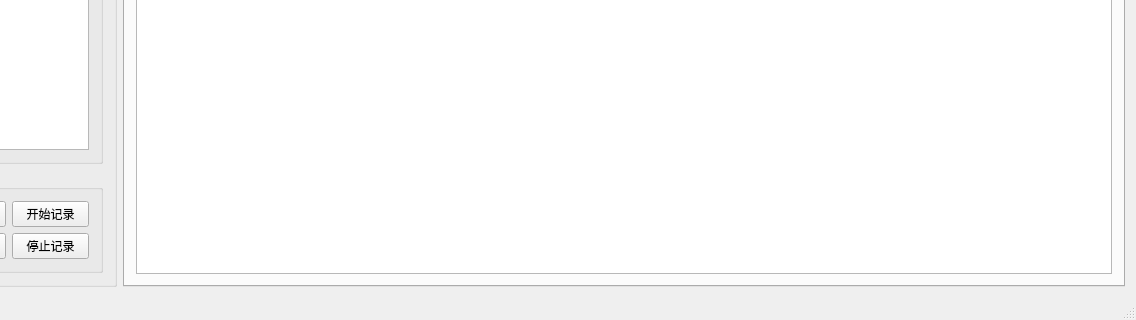
Old version of the form mainwindow.ui in the repository byteman/bullet; both pictures show x 194 to 1330 and y 437 to 757 of the 1330 by 757 pixel window.
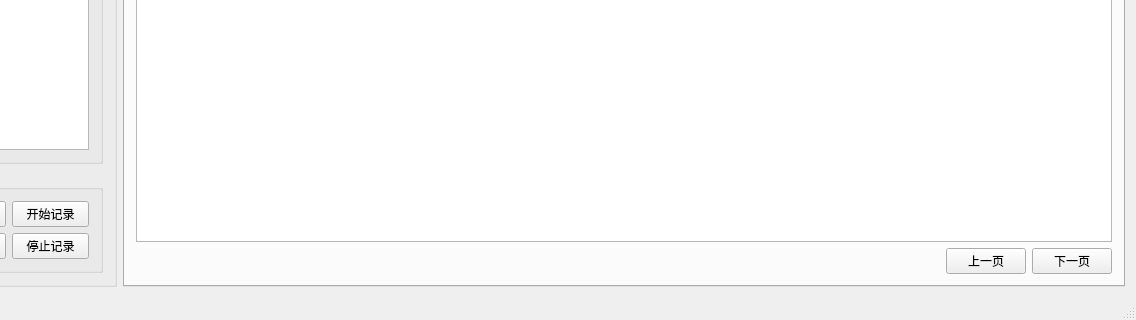
New version of the form. The open tabs and pages were chosen to show the change. Custom widgets are drawn as their Qt base class.

Diff of the .ui file:
```diff
--- a/mainwindow.ui
+++ b/mainwindow.ui
@@ -803,6 +803,37 @@
         <item>
          <widget class="QListWidget" name="listFile"/>
         </item>
+        <item>
+         <layout class="QHBoxLayout" name="horizontalLayout_5">
+          <item>
+           <spacer name="horizontalSpacer_2">
+            <property name="orientation">
+             <enum>Qt::Horizontal</enum>
+            </property>
+            <property name="sizeHint" stdset="0">
+             <size>
+              <width>40</width>
+              <height>20</height>
+             </size>
+            </property>
+           </spacer>
+          </item>
+          <item>
+           <widget class="QPushButton" name="btnPrev">
+            <property name="text">
+             <string>上一页</string>
+            </property>
+           </widget>
+          </item>
+          <item>
+           <widget class="QPushButton" name="btnNext">
+            <property name="text">
+             <string>下一页</string>
+            </property>
+           </widget>
+          </item>
+         </layout>
+        </item>
        </layout>
       </widget>
       <widget class="QWidget" name="tab_3">
```
Left out of the diff: 2 changed lines with no effect on the pictures.
